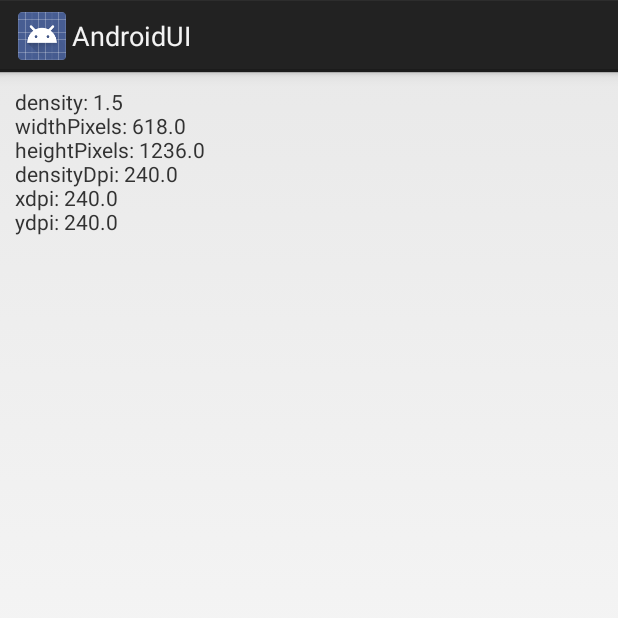
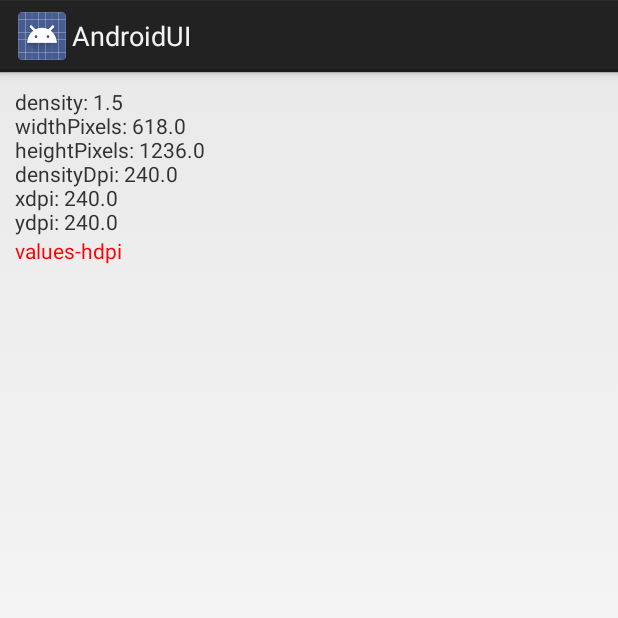
Before and after one commit to YoungBear/AndroidUI, an Android app: the DisplayActivity screen opened directly, with no data from a screen before it, on a phone screen of 412 x 824 dp, the top half of it. Run offline under Robolectric (Android 15) with nearby library versions, the phone set to English and light mode, and no system bars.

Commit message:
test for get resource in values

```diff
--- a/app/src/main/java/com/example/androidui/activity/DisplayActivity.java
+++ b/app/src/main/java/com/example/androidui/activity/DisplayActivity.java
@@ -10,6 +10,7 @@ import com.example.androidui.R;
 public class DisplayActivity extends Activity {
 
     private TextView txtContent;
+    private TextView txtString;
 
     @Override
     protected void onCreate(Bundle savedInstanceState) {
@@ -23,6 +24,7 @@ public class DisplayActivity extends Activity {
 
     private void initView() {
         txtContent = (TextView) findViewById(R.id.txt_content);
+        txtString = (TextView) findViewById(R.id.txt_string);
 
         txtContent.setScrollContainer(true);
 
--- a/app/src/main/res/layout/activity_display.xml
+++ b/app/src/main/res/layout/activity_display.xml
@@ -6,6 +6,7 @@
     android:layout_width="match_parent"
     android:layout_height="match_parent"
     android:padding="10dp"
+    android:orientation="vertical"
     tools:context="com.example.androidui.activity.DisplayActivity">
 
     <TextView
@@ -13,4 +14,11 @@
         android:layout_width="match_parent"
         android:layout_height="wrap_content"/>
 
+    <TextView
+        android:id="@+id/txt_string"
+        android:layout_width="match_parent"
+        android:layout_height="wrap_content"
+        android:textColor="#FF0000"
+        android:text="@string/string_density"/>
+
 </LinearLayout>
--- /dev/null
+++ b/app/src/main/res/values-hdpi-1920x1080/strings.xml
@@ -0,0 +1,3 @@
+<resources>
+    <string name="string_density">values-hdpi-1920x1080</string>
+</resources>
--- /dev/null
+++ b/app/src/main/res/values-hdpi/strings.xml
@@ -0,0 +1,3 @@
+<resources>
+    <string name="string_density">values-hdpi</string>
+</resources>
--- /dev/null
+++ b/app/src/main/res/values-mdpi-1280x720/strings.xml
@@ -0,0 +1,3 @@
+<resources>
+    <string name="string_density">values-mdpi-1280x720</string>
+</resources>
--- /dev/null
+++ b/app/src/main/res/values-mdpi/strings.xml
@@ -0,0 +1,3 @@
+<resources>
+    <string name="string_density">values-mdpi</string>
+</resources>
--- /dev/null
+++ b/app/src/main/res/values-tvdpi-1920x1080/strings.xml
@@ -0,0 +1,3 @@
+<resources>
+    <string name="string_density">values-tvdpi-1920x1080</string>
+</resources>
--- /dev/null
+++ b/app/src/main/res/values-tvdpi/strings.xml
@@ -0,0 +1,3 @@
+<resources>
+    <string name="string_density">values-tvdpi</string>
+</resources>
--- a/app/src/main/res/values-w820dp/dimens.xml
+++ /dev/null
@@ -1,6 +0,0 @@
-<resources>
-    <!-- Example customization of dimensions originally defined in res/values/dimens.xml
-         (such as screen margins) for screens with more than 820dp of available width. This
-         would include 7" and 10" devices in landscape (~960dp and ~1280dp respectively). -->
-    <dimen name="activity_horizontal_margin">64dp</dimen>
-</resources>
--- /dev/null
+++ b/app/src/main/res/values-xhdpi/strings.xml
@@ -0,0 +1,3 @@
+<resources>
+    <string name="string_density">values-xhdpi</string>
+</resources>
--- /dev/null
+++ b/app/src/main/res/values-xxhdpi/strings.xml
@@ -0,0 +1,3 @@
+<resources>
+    <string name="string_density">values-xxhdpi</string>
+</resources>
--- /dev/null
+++ b/app/src/main/res/values-xxxhdpi/strings.xml
@@ -0,0 +1,3 @@
+<resources>
+    <string name="string_density">values-xxxhdpi</string>
+</resources>
--- a/app/src/main/res/values/dimens.xml
+++ /dev/null
@@ -1,5 +0,0 @@
-<resources>
-    <!-- Default screen margins, per the Android Design guidelines. -->
-    <dimen name="activity_horizontal_margin">16dp</dimen>
-    <dimen name="activity_vertical_margin">16dp</dimen>
-</resources>
--- a/app/src/main/res/values/strings.xml
+++ b/app/src/main/res/values/strings.xml
@@ -6,4 +6,5 @@
     <string name="string_loop_task">循环任务</string>
     <string name="string_loop_task2">循环任务2</string>
     <string name="string_preference">PreferenceListener</string>
+    <string name="string_density">values-default</string>
 </resources>
```
